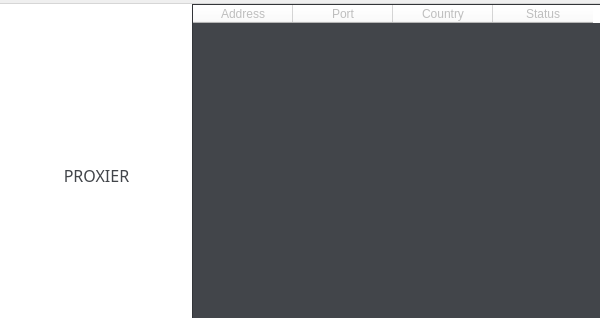
Above: src/mainwindow.ui from marcobackup/Proxier before the change. Below: the same form after it.
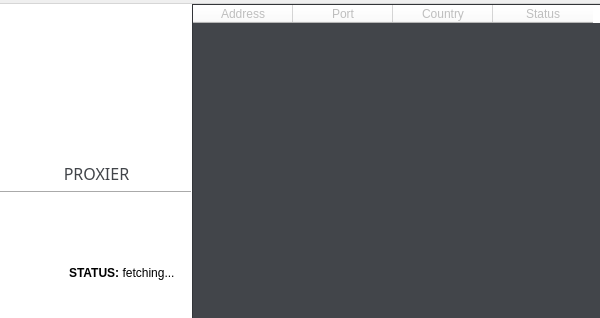
That is the form after the change. Icons and pictures are not drawn.

The edit to the form file:
```diff
--- a/src/mainwindow.ui
+++ b/src/mainwindow.ui
@@ -38,7 +38,7 @@
     <property name="geometry">
      <rect>
       <x>-26</x>
-      <y>6</y>
+      <y>4</y>
       <width>241</width>
       <height>151</height>
      </rect>
@@ -103,7 +103,7 @@
     <property name="geometry">
      <rect>
       <x>61</x>
-      <y>160</y>
+      <y>158</y>
       <width>71</width>
       <height>21</height>
      </rect>
@@ -121,8 +121,8 @@
    <widget class="QPushButton" name="savebtn">
     <property name="geometry">
      <rect>
-      <x>103</x>
-      <y>207</y>
+      <x>17</x>
+      <y>238</y>
       <width>41</width>
       <height>41</height>
      </rect>
@@ -150,8 +150,8 @@
    <widget class="QPushButton" name="startbtn">
     <property name="geometry">
      <rect>
-      <x>48</x>
-      <y>206</y>
+      <x>17</x>
+      <y>191</y>
       <width>41</width>
       <height>41</height>
      </rect>
@@ -176,6 +176,39 @@
      <bool>true</bool>
     </property>
    </widget>
+   <widget class="QLabel" name="statuslabel">
+    <property name="geometry">
+     <rect>
+      <x>69</x>
+      <y>261</y>
+      <width>111</width>
+      <height>16</height>
+     </rect>
+    </property>
+    <property name="text">
+     <string>&lt;html&gt;&lt;head/&gt;&lt;body&gt;&lt;p&gt;&lt;span style=&quot; font-weight:600;&quot;&gt;STATUS:&lt;/span&gt; fetching...&lt;/p&gt;&lt;/body&gt;&lt;/html&gt;</string>
+    </property>
+   </widget>
+   <widget class="Line" name="line">
+    <property name="geometry">
+     <rect>
+      <x>0</x>
+      <y>180</y>
+      <width>191</width>
+      <height>16</height>
+     </rect>
+    </property>
+    <property name="orientation">
+     <enum>Qt::Horizontal</enum>
+    </property>
+   </widget>
+   <zorder>line</zorder>
+   <zorder>label</zorder>
+   <zorder>tableWidget</zorder>
+   <zorder>label_4</zorder>
+   <zorder>savebtn</zorder>
+   <zorder>startbtn</zorder>
+   <zorder>statuslabel</zorder>
   </widget>
   <widget class="QMenuBar" name="menuBar">
    <property name="geometry">
```
